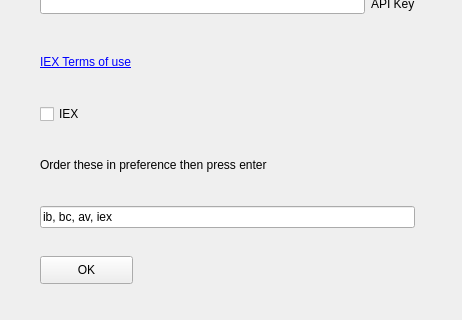
First picture: the form in src/journal/view/stockapi.ui, repository MikePia/structjour, before the edit; both pictures show x 0 to 462 and y 324 to 644 of the 462 by 644 pixel window.
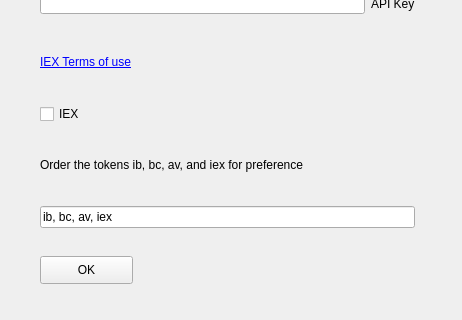
Second picture: the form after the edit. Icons and pictures are not drawn.

```diff
--- a/src/journal/view/stockapi.ui
+++ b/src/journal/view/stockapi.ui
@@ -266,7 +266,7 @@
       <item>
        <widget class="QLabel" name="label_10">
         <property name="text">
-         <string>Order these in preference then press enter </string>
+         <string>Order the tokens ib, bc, av, and iex for preference</string>
         </property>
        </widget>
       </item>
```
